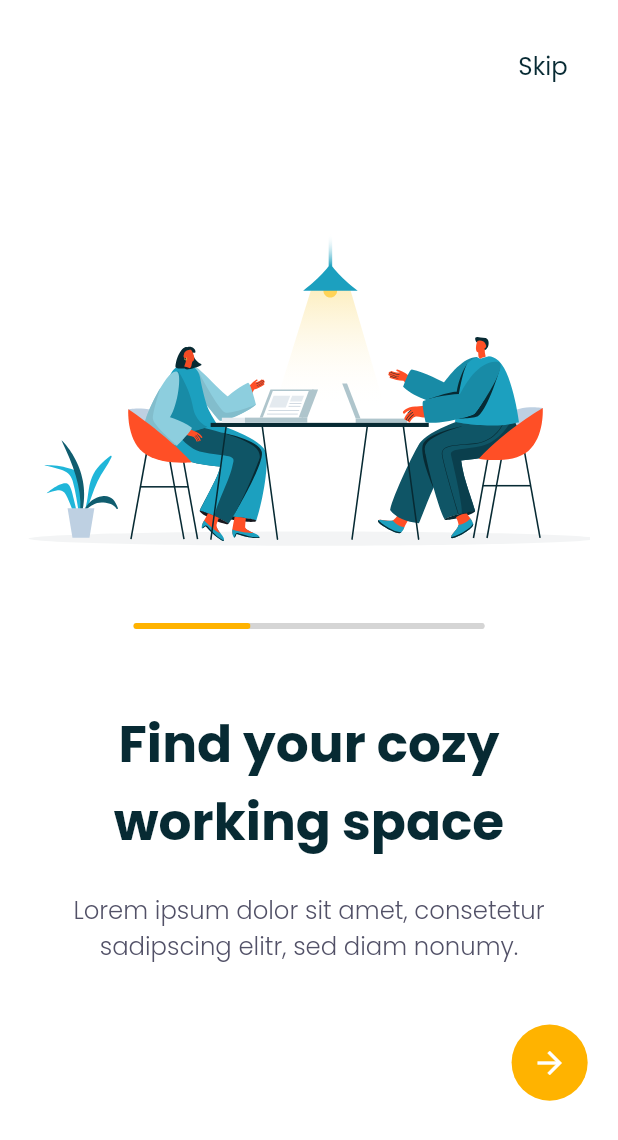
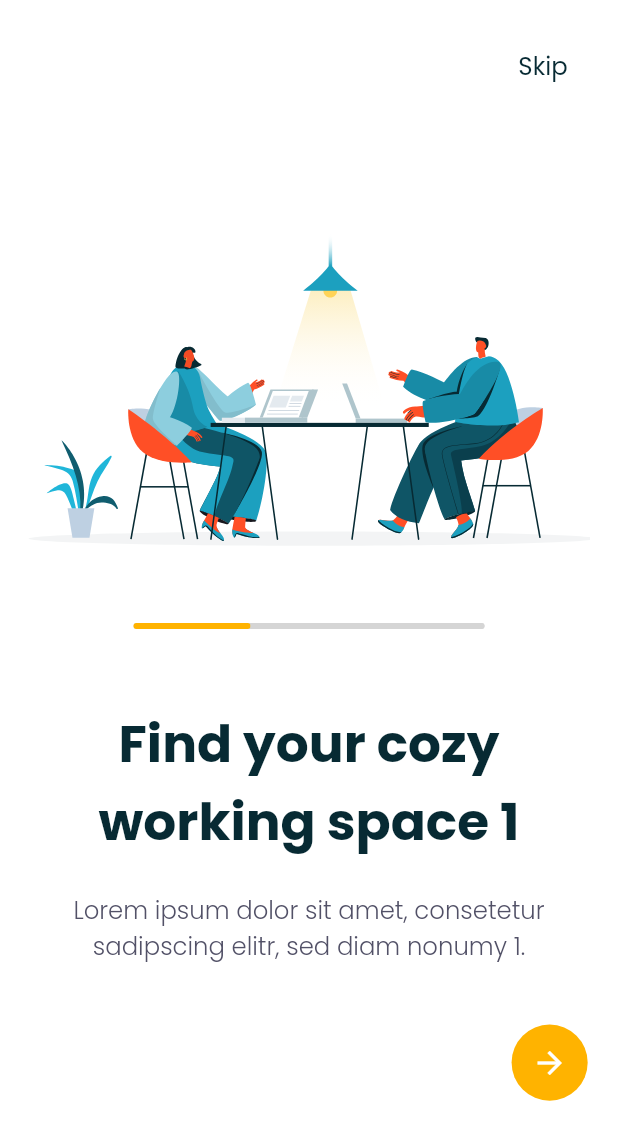
Before and after one commit to mayadaabed/act-hub-pro, a Flutter app: the screen it shows after launch, on a phone screen of 412 x 824 dp. Shown: the top 1140 px of the screen. Run offline on Flutter 3.47's test engine with Material 2 defaults, Android fonts, the phone set to English and light mode, and no system bars; our stand-ins replace flutter_screenutil, flutter_svg, get, get_it.

Commit message:
edit manager_strings file

```diff
--- a/lib/core/resources/manager_strings.dart
+++ b/lib/core/resources/manager_strings.dart
@@ -3,15 +3,17 @@ class ManagerStrings {
   static const String actHub = 'Act-Hub';
   static const String logoutFailed = 'Logout Failed';
   static const String outBoardingView = 'Out Boarding View';
-  static const String outBoardingTitle1 = 'Find your cozy working space';
-  static const String outBoardingTitle2 = 'Find your cozy working space';
-  static const String outBoardingTitle3 = 'Find your cozy working space';
+  static const String outBoardingTitle1 = 'Find your cozy working space 1';
+  static const String outBoardingTitle2 = 'Find your cozy working space 2';
+  static const String outBoardingTitle3 = 'Find your cozy working space 3';
   static const String outBoardingSubTitle1 =
-      'Lorem ipsum dolor sit amet, consetetur sadipscing elitr, sed diam nonumy.';
+      'Lorem ipsum dolor sit amet, consetetur sadipscing elitr, sed diam nonumy 1.';
   static const String outBoardingSubTitle2 =
-      'Lorem ipsum dolor sit amet, consetetur sadipscing elitr, sed diam nonumy.';
+      'Lorem ipsum dolor sit amet, consetetur sadipscing elitr, sed diam nonumy 2.';
   static const String outBoardingSubTitle3 =
-      'Lorem ipsum dolor sit amet, consetetur sadipscing elitr, sed diam nonumy.';
+      'Lorem ipsum dolor sit amet, consetetur sadipscing elitr, sed diam nonumy 3.';
+  static const String getStartedButton = 'Let\'s get started';
+
   static const String login = 'Login';
   static const String signUp = 'Sign Up';
   static const String email = "Email";
```
